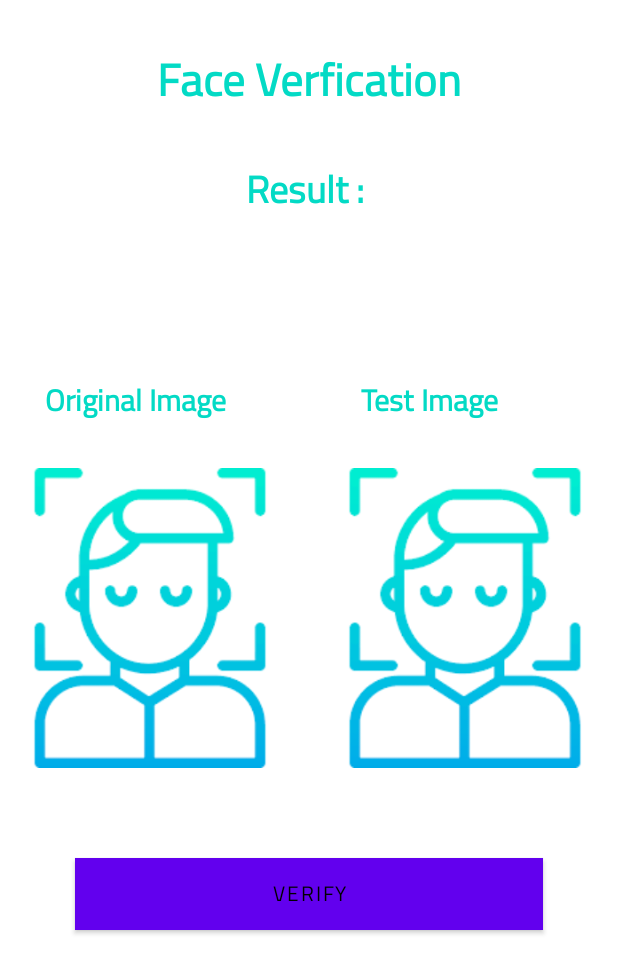
After one commit to tushargoyal420/Attendance-System, an Android app: the MainActivity screen opened directly, with no data from a screen before it, on a phone screen of 412 x 824 dp. The commit adds this screen. Shown: the top 973 px of the screen. Run offline under Robolectric (Android 15) with nearby library versions, the phone set to English and light mode, and no system bars; libraries missing offline, so code that uses them is left out: com.google.mlkit.vision, org.tensorflow.lite; 1 statement that could not run was skipped.

Commit message:
add code

```diff
--- /dev/null
+++ b/app/src/main/java/com/example/attendance/MainActivity.java
@@ -0,0 +1,233 @@
+package com.example.attendance;
+
+import androidx.annotation.NonNull;
+import androidx.annotation.Nullable;
+import androidx.appcompat.app.AppCompatActivity;
+
+import android.app.Activity;
+import android.content.Intent;
+import android.content.res.AssetFileDescriptor;
+import android.graphics.Bitmap;
+import android.graphics.Rect;
+import android.net.Uri;
+import android.os.Bundle;
+import android.provider.MediaStore;
+import android.view.View;
+import android.widget.Button;
+import android.widget.ImageView;
+import android.widget.TextView;
+import android.widget.Toast;
+
+import com.google.android.gms.tasks.OnFailureListener;
+import com.google.android.gms.tasks.OnSuccessListener;
+import com.google.mlkit.vision.common.InputImage;
+import com.google.mlkit.vision.face.Face;
+import com.google.mlkit.vision.face.FaceDetection;
+import com.google.mlkit.vision.face.FaceDetector;
+
+import org.tensorflow.lite.DataType;
+import org.tensorflow.lite.Interpreter;
+import org.tensorflow.lite.support.common.TensorOperator;
+import org.tensorflow.lite.support.common.ops.NormalizeOp;
+import org.tensorflow.lite.support.image.ImageProcessor;
+import org.tensorflow.lite.support.image.TensorImage;
+import org.tensorflow.lite.support.image.ops.ResizeOp;
+import org.tensorflow.lite.support.image.ops.ResizeWithCropOrPadOp;
+
+import java.io.FileInputStream;
+import java.io.IOException;
+import java.nio.MappedByteBuffer;
+import java.nio.channels.FileChannel;
+import java.util.List;
+
+public class MainActivity extends AppCompatActivity {
+    protected Interpreter tflite;
+    private  int imageSizeX;
+    private  int imageSizeY;
+
+    private static final float IMAGE_MEAN = 0.0f;
+    private static final float IMAGE_STD = 1.0f;
+
+    public Bitmap oribitmap,testbitmap;
+    public static Bitmap cropped;
+    Uri imageuri;
+
+    ImageView oriImage,testImage;
+    Button buverify;
+    TextView result_text;
+
+    float[][] ori_embedding = new float[1][128];
+    float[][] test_embedding = new float[1][128];
+
+    @Override
+    protected void onCreate(Bundle savedInstanceState) {
+        super.onCreate(savedInstanceState);
+        setContentView(R.layout.activity_main);
+        initComponents();
+    }
+        private void initComponents() {
+
+            oriImage=(ImageView)findViewById(R.id.image1);
+            testImage=(ImageView)findViewById(R.id.image2);
+            buverify=(Button)findViewById(R.id.verify);
+            result_text=(TextView)findViewById(R.id.result);
+
+            try{
+                tflite=new Interpreter(loadmodelfile(this));
+            }catch (Exception e) {
+                e.printStackTrace();
+            }
+
+            oriImage.setOnClickListener(new View.OnClickListener() {
+                @Override
+                public void onClick(View v) {
+                    Intent intent=new Intent();
+                    intent.setType("image/*");
+                    intent.setAction(Intent.ACTION_GET_CONTENT);
+                    startActivityForResult(Intent.createChooser(intent,"Select Picture"),12);
+                }
+            });
+
+            testImage.setOnClickListener(new View.OnClickListener() {
+                @Override
+                public void onClick(View v) {
+                    Intent intent=new Intent();
+                    intent.setType("image/*");
+                    intent.setAction(Intent.ACTION_GET_CONTENT);
+                    startActivityForResult(Intent.createChooser(intent,"Select Picture"),13);
+                }
+            });
+
+            buverify.setOnClickListener(new View.OnClickListener() {
+                @Override
+                public void onClick(View v) {
+
+                    double distance=calculate_distance(ori_embedding,test_embedding);
+
+                    if(distance<6.0)
+                        result_text.setText("Result : Same Faces");
+                    else
+                        result_text.setText("Result : Different Faces");
+
+                }
+
+            });
+
+        }
+
+        private double calculate_distance(float[][] ori_embedding, float[][] test_embedding) {
+            double sum =0.0;
+            for(int i=0;i<128;i++){
+                sum=sum+Math.pow((ori_embedding[0][i]-test_embedding[0][i]),2.0);
+            }
+            return Math.sqrt(sum);
+        }
+
+        private TensorImage loadImage(final Bitmap bitmap, TensorImage inputImageBuffer ) {
+            // Loads bitmap into a TensorImage.
+            inputImageBuffer.load(bitmap);
+
+            // Creates processor for the TensorImage.
+            int cropSize = Math.min(bitmap.getWidth(), bitmap.getHeight());
+            // TODO(b/143564309): Fuse ops inside ImageProcessor.
+            ImageProcessor imageProcessor =
+                    new ImageProcessor.Builder()
+                            .add(new ResizeWithCropOrPadOp(cropSize, cropSize))
+                            .add(new ResizeOp(imageSizeX, imageSizeY, ResizeOp.ResizeMethod.NEAREST_NEIGHBOR))
+                            .add(getPreprocessNormalizeOp())
+                            .build();
+            return imageProcessor.process(inputImageBuffer);
+        }
+
+        private MappedByteBuffer loadmodelfile(Activity activity) throws IOException {
+            AssetFileDescriptor fileDescriptor=activity.getAssets().openFd("Qfacenet.tflite");
+            FileInputStream inputStream=new FileInputStream(fileDescriptor.getFileDescriptor());
+            FileChannel fileChannel=inputStream.getChannel();
+            long startoffset = fileDescriptor.getStartOffset();
+            long declaredLength=fileDescriptor.getDeclaredLength();
+            return fileChannel.map(FileChannel.MapMode.READ_ONLY,startoffset,declaredLength);
+        }
+
+        private TensorOperator getPreprocessNormalizeOp() {
+            return new NormalizeOp(IMAGE_MEAN, IMAGE_STD);
+        }
+
+        @Override
+        protected void onActivityResult(int requestCode, int resultCode, @Nullable Intent data) {
+            super.onActivityResult(requestCode, resultCode, data);
+
+            if(requestCode==12 && resultCode==RESULT_OK && data!=null) {
+                imageuri = data.getData();
+                try {
+                    oribitmap = MediaStore.Images.Media.getBitmap(getContentResolver(), imageuri);
+                    oriImage.setImageBitmap(oribitmap);
+                    face_detector(oribitmap,"original");
+                } catch (IOException e) {
+                    e.printStackTrace();
+                }
+            }
+
+            if(requestCode==13 && resultCode==RESULT_OK && data!=null) {
+                imageuri = data.getData();
+                try {
+                    testbitmap = MediaStore.Images.Media.getBitmap(getContentResolver(), imageuri);
+                    testImage.setImageBitmap(testbitmap);
+                    face_detector(testbitmap,"test");
+                } catch (IOException e) {
+                    e.printStackTrace();
+                }
+            }
+        }
+
+        public void face_detector(final Bitmap bitmap, final String imagetype){
+
+            final InputImage image = InputImage.fromBitmap(bitmap,0);
+            FaceDetector detector = FaceDetection.getClient();
+            detector.process(image)
+                    .addOnSuccessListener(
+                            new OnSuccessListener<List<Face>>() {
+                                @Override
+                                public void onSuccess(List<Face> faces) {
+                                    // Task completed successfully
+                                    for (Face face : faces) {
+                                        Rect bounds = face.getBoundingBox();
+                                        cropped = Bitmap.createBitmap(bitmap, bounds.left, bounds.top, bounds.width(), bounds.height());
+                                        get_embaddings(cropped,imagetype);
+                                    }
+                                }
+
+                            })
+                    .addOnFailureListener(
+                            new OnFailureListener() {
+                                @Override
+                                public void onFailure(@NonNull Exception e) {
+                                    // Task failed with an exception
+                                    Toast.makeText(getApplicationContext(),e.getMessage(),Toast.LENGTH_LONG).show();
+                                }
+                            });
+        }
+
+        public void get_embaddings(Bitmap bitmap,String imagetype){
+
+            TensorImage inputImageBuffer;
+            float[][] embedding = new float[1][128];
+
+            int imageTensorIndex = 0;
+            int[] imageShape = tflite.getInputTensor(imageTensorIndex).shape(); // {1, height, width, 3}
+            imageSizeY = imageShape[1];
+            imageSizeX = imageShape[2];
+            DataType imageDataType = tflite.getInputTensor(imageTensorIndex).dataType();
+
+            inputImageBuffer = new TensorImage(imageDataType);
+
+            inputImageBuffer = loadImage(bitmap,inputImageBuffer);
+
+            tflite.run(inputImageBuffer.getBuffer(),embedding);
+
+            if(imagetype.equals("original"))
+                ori_embedding=embedding;
+            else if (imagetype.equals("test"))
+                test_embedding=embedding;
+        }
+
+    }
--- /dev/null
+++ b/app/src/main/res/layout/activity_main.xml
@@ -0,0 +1,93 @@
+<?xml version="1.0" encoding="utf-8"?>
+<RelativeLayout xmlns:android="http://schemas.android.com/apk/res/android"
+    xmlns:app="http://schemas.android.com/apk/res-auto"
+    xmlns:tools="http://schemas.android.com/tools"
+    android:layout_width="match_parent"
+    android:layout_height="match_parent"
+    android:background="@color/white"
+    tools:context=".MainActivity"
+    >
+
+    <TextView
+        android:layout_width="wrap_content"
+        android:layout_height="wrap_content"
+        android:layout_centerHorizontal="true"
+        android:id="@+id/title"
+        android:text="Face Verfication"
+        android:textColor="@color/colorAccent"
+        android:layout_marginTop="30dp"
+        android:textSize="30dp"
+        android:textStyle="bold"/>
+    <TextView
+        android:layout_width="wrap_content"
+        android:layout_height="wrap_content"
+        android:id="@+id/result"
+        android:layout_centerHorizontal="true"
+        android:layout_below="@+id/title"
+        android:text="Result : "
+        android:textColor="@color/colorAccent"
+        android:layout_marginTop="30dp"
+        android:textSize="25dp"
+        android:textStyle="bold"/>
+    <LinearLayout
+        android:layout_width="wrap_content"
+        android:layout_height="wrap_content"
+        android:orientation="horizontal"
+        android:layout_above="@+id/llay">
+
+        <TextView
+            android:layout_width="wrap_content"
+            android:layout_height="wrap_content"
+            android:text="Original Image"
+            android:textColor="@color/colorAccent"
+            android:textStyle="bold"
+            android:layout_marginBottom="20dp"
+            android:layout_marginStart="30dp"
+            android:textSize="20dp"/>
+        <TextView
+            android:layout_width="wrap_content"
+            android:layout_height="wrap_content"
+            android:text="Test Image"
+            android:textColor="@color/colorAccent"
+            android:layout_marginBottom="20dp"
+            android:textStyle="bold"
+            android:layout_marginStart="90dp"
+            android:textSize="20dp"/>
+    </LinearLayout>
+
+    <LinearLayout
+        android:layout_width="wrap_content"
+        android:layout_height="wrap_content"
+        android:id="@+id/llay"
+        android:layout_centerVertical="true">
+
+        <ImageView
+            android:layout_width="200dp"
+            android:layout_height="200dp"
+            android:layout_gravity="center_vertical"
+            android:src="@drawable/download"
+            android:id="@+id/image1">
+        </ImageView>
+
+        <ImageView
+            android:layout_width="200dp"
+            android:layout_height="200dp"
+            android:layout_margin="10dp"
+            android:src="@drawable/download"
+            android:layout_gravity="center_vertical"
+            android:id="@+id/image2"/>
+
+    </LinearLayout>
+
+    <Button
+        android:layout_width="match_parent"
+        android:layout_height="wrap_content"
+        android:id="@+id/verify"
+        android:layout_below="@+id/llay"
+        android:text="verify"
+        android:layout_margin="50dp"
+        android:textColor="#000"
+        android:background="@color/colorAccent"
+        android:layout_centerHorizontal="true"/>
+
+</RelativeLayout>
--- a/app/src/main/res/values/colors.xml
+++ b/app/src/main/res/values/colors.xml
@@ -7,4 +7,7 @@
     <color name="teal_700">#FF018786</color>
     <color name="black">#FF000000</color>
     <color name="white">#FFFFFFFF</color>
+    <color name="colorPrimary">#6200EE</color>
+    <color name="colorPrimaryDark">#3700B3</color>
+    <color name="colorAccent">#03DAC5</color>
 </resources>
```
Also changed, not shown: app/build.gradle (+11 -2 lines), app/src/main/AndroidManifest.xml (+10 -3 lines), app/src/main/java/com/example/attendance/t6_dashboard.java (+8 -6 lines), app/src/main/res/layout/t6_dashboard.xml (+16 -1 lines), app/src/main/res/drawable/download.png (added).
